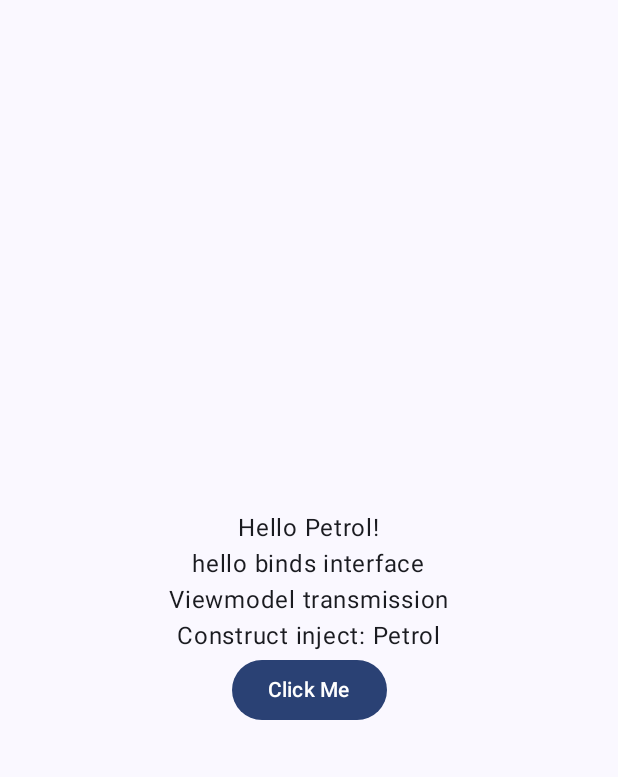
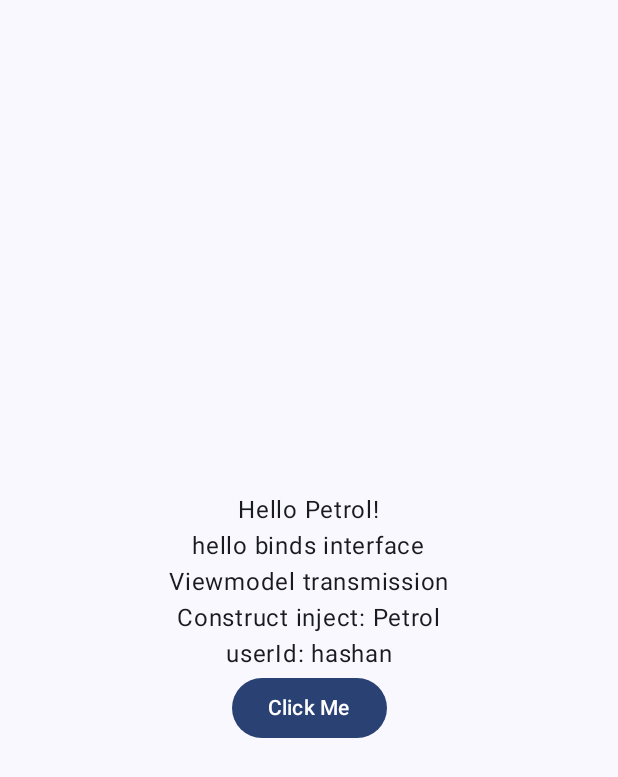
Before and after one commit to Hashan9625/Dagger, an Android app built with Jetpack Compose: the screen it shows after launch (MainActivity), on a phone screen of 412 x 824 dp. Shown: the top 777 px of the screen. Run offline under Robolectric (Android 15) with nearby library versions, the phone set to English and light mode, and no system bars; our stand-ins replace Dagger/Hilt's generated code.

Commit message:
run time injection
we can get user id from run time and use it as injection

```diff
--- a/app/src/main/java/com/dmhashanmd/dagger/MainActivity.kt
+++ b/app/src/main/java/com/dmhashanmd/dagger/MainActivity.kt
@@ -22,31 +22,40 @@ import com.dmhashanmd.dagger.binds.BindsInterface
 import com.dmhashanmd.dagger.model.Car
 import com.dmhashanmd.dagger.model.Engine
 import com.dmhashanmd.dagger.ui.theme.DaggerTheme
+import com.dmhashanmd.dagger.viewmodel.AssistedViewModel
 import com.dmhashanmd.dagger.viewmodel.MainViewModel
 import dagger.hilt.android.AndroidEntryPoint
 import javax.inject.Inject
+import javax.inject.Provider
 
 @AndroidEntryPoint
 class MainActivity : ComponentActivity() {
-    @Inject lateinit var engine: Engine
+    @Inject lateinit var engine: Provider<Engine>
 
     @Inject lateinit var bindsInterface: BindsInterface
 
     @Inject
     lateinit var car: Car
 
+    @Inject
+    lateinit var assistedInterface: AssistedViewModel.AssistedViewModelInterface
+
     override fun onCreate(savedInstanceState: Bundle?) {
         super.onCreate(savedInstanceState)
         enableEdgeToEdge()
         setContent {
 
+            val assistedViewModel = assistedInterface.create("hashan")
+            val uiState by assistedViewModel.uiState.collectAsState()
+
             DaggerTheme {
                 Scaffold(modifier = Modifier.fillMaxSize()) { innerPadding ->
                     Greeting(
-                        name = engine.name,
+                        name = engine.get().name,
                         modifier = Modifier.padding(innerPadding),
                         bindsInterface.hello(),
-                        car.engine.name
+                        car.engine.name,
+                        assistedViewModel.userId
                     )
                 }
             }
@@ -55,7 +64,13 @@ class MainActivity : ComponentActivity() {
 }
 
 @Composable
-fun Greeting(name: String, modifier: Modifier = Modifier, hello: String, contructerInject: String) {
+fun Greeting(
+    name: String,
+    modifier: Modifier = Modifier,
+    hello: String,
+    contructerInject: String,
+    userId: String
+) {
     val viewModel = hiltViewModel<MainViewModel>()
     val transmission by viewModel._transmission.collectAsState()
 
@@ -82,6 +97,11 @@ fun Greeting(name: String, modifier: Modifier = Modifier, hello: String, contruc
             text = "Construct inject: $contructerInject",
             modifier = modifier
         )
+
+        Text(
+            text = "userId: $userId",
+            modifier = modifier
+        )
         Button({
 
         }){
@@ -96,6 +116,11 @@ fun Greeting(name: String, modifier: Modifier = Modifier, hello: String, contruc
 @Composable
 fun GreetingPreview() {
     DaggerTheme {
-        Greeting("Android", hello = "bind", contructerInject = "Construct")
+        Greeting(
+            "Android",
+            hello = "bind",
+            contructerInject = "Construct",
+            userId = "hashan"
+        )
     }
 }
--- /dev/null
+++ b/app/src/main/java/com/dmhashanmd/dagger/viewmodel/AssistedViewModel.kt
@@ -0,0 +1,28 @@
+package com.dmhashanmd.dagger.viewmodel
+
+import androidx.lifecycle.ViewModel
+import com.dmhashanmd.dagger.model.Engine
+import dagger.assisted.Assisted
+import dagger.assisted.AssistedFactory
+import dagger.assisted.AssistedInject
+import kotlinx.coroutines.flow.MutableStateFlow
+import kotlinx.coroutines.flow.asStateFlow
+import kotlinx.coroutines.flow.update
+
+class AssistedViewModel @AssistedInject constructor(
+    private val engine: Engine,
+    @Assisted val userId: String
+): ViewModel() {
+    private val _uiState = MutableStateFlow("")
+    val uiState = _uiState.asStateFlow()
+
+    init {
+        _uiState.update { "initialize" }
+    }
+
+    @AssistedFactory
+    interface AssistedViewModelInterface{
+        fun create(userId: String): AssistedViewModel
+
+    }
+}
```
